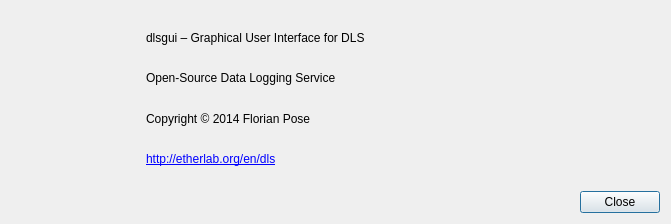
Before: the Qt Designer form gui/AboutDialog.ui in sblanchet/dls, drawn with Qt 5.
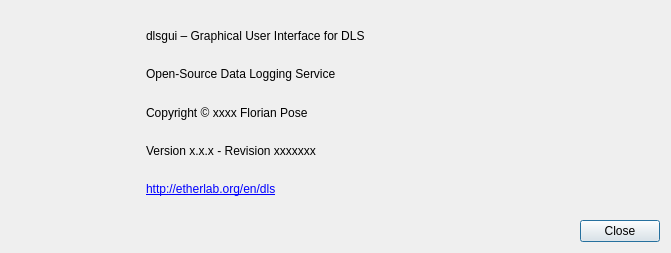
After: the same form once the commit is applied. Icons and pictures are not drawn.

Commit message: Include version and revision in dlsgui about dialog.

What changed in the file:
```diff
--- a/gui/AboutDialog.ui
+++ b/gui/AboutDialog.ui
@@ -7,7 +7,7 @@
     <x>0</x>
     <y>0</y>
     <width>671</width>
-    <height>224</height>
+    <height>253</height>
    </rect>
   </property>
   <property name="windowTitle">
@@ -66,18 +66,22 @@
          </widget>
         </item>
         <item>
-         <widget class="QLabel" name="label_4">
-          <property name="styleSheet">
-           <string notr="true"/>
-          </property>
+         <widget class="QLabel" name="labelCopyright">
           <property name="text">
-           <string>Copyright © 2014 Florian Pose &lt;fp@igh.de&gt;</string>
+           <string notr="true">Copyright © xxxx Florian Pose &lt;fp@igh.de&gt;</string>
           </property>
           <property name="openExternalLinks">
            <bool>true</bool>
           </property>
          </widget>
         </item>
+        <item>
+         <widget class="QLabel" name="labelVersion">
+          <property name="text">
+           <string notr="true">Version x.x.x - Revision xxxxxxx</string>
+          </property>
+         </widget>
+        </item>
         <item>
          <widget class="QLabel" name="label_2">
           <property name="styleSheet">
```
The commit also changes 2 other files.
